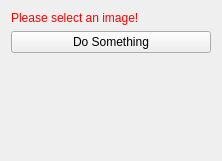
Before: the Qt Designer form src/Plugins/org.vtt.myplugin/src/internal/VttViewControls.ui in zhang-heng/v23, drawn with Qt 5.
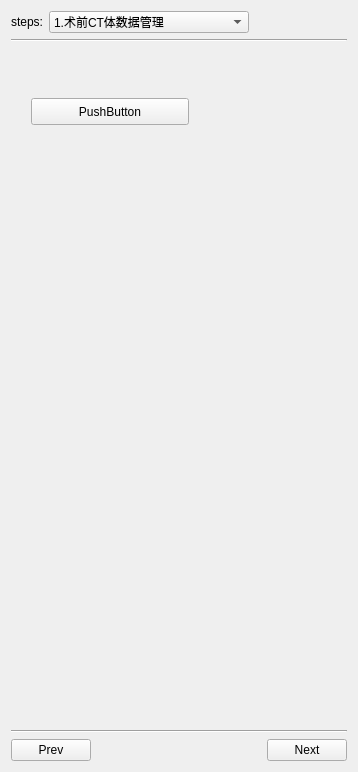
After: the same form once the commit is applied.

```diff
--- a/src/Plugins/org.vtt.myplugin/src/internal/VttViewControls.ui
+++ b/src/Plugins/org.vtt.myplugin/src/internal/VttViewControls.ui
@@ -6,8 +6,8 @@
    <rect>
     <x>0</x>
     <y>0</y>
-    <width>222</width>
-    <height>161</height>
+    <width>358</width>
+    <height>772</height>
    </rect>
   </property>
   <property name="minimumSize">
@@ -21,40 +21,119 @@
   </property>
   <layout class="QVBoxLayout" name="verticalLayout">
    <item>
-    <widget class="QLabel" name="labelWarning">
-     <property name="styleSheet">
-      <string notr="true">QLabel { color: rgb(255, 0, 0) }</string>
+    <layout class="QHBoxLayout" name="horizontalLayout_2">
+     <item>
+      <widget class="QLabel" name="label">
+       <property name="text">
+        <string>steps:</string>
+       </property>
+      </widget>
+     </item>
+     <item>
+      <widget class="QComboBox" name="comboBoxSteps">
+       <property name="minimumSize">
+        <size>
+         <width>200</width>
+         <height>0</height>
+        </size>
+       </property>
+       <item>
+        <property name="text">
+         <string>1.术前CT体数据管理</string>
+        </property>
+       </item>
+       <item>
+        <property name="text">
+         <string>2.术中X-ray图像管理</string>
+        </property>
+       </item>
+       <item>
+        <property name="text">
+         <string>3.导航处理</string>
+        </property>
+       </item>
+      </widget>
+     </item>
+     <item>
+      <spacer name="horizontalSpacer">
+       <property name="orientation">
+        <enum>Qt::Horizontal</enum>
+       </property>
+       <property name="sizeHint" stdset="0">
+        <size>
+         <width>40</width>
+         <height>20</height>
+        </size>
+       </property>
+      </spacer>
+     </item>
+    </layout>
+   </item>
+   <item>
+    <widget class="Line" name="line">
+     <property name="orientation">
+      <enum>Qt::Horizontal</enum>
      </property>
-     <property name="text">
-      <string>Please select an image!</string>
-     </property>
     </widget>
    </item>
    <item>
-    <widget class="QPushButton" name="buttonPerformImageProcessing">
-     <property name="toolTip">
-      <string>Do image processing</string>
-     </property>
-     <property name="text">
-      <string>Do Something</string>
-     </property>
+    <widget class="QStackedWidget" name="stackedWidget">
+     <widget class="QWidget" name="page_1">
+      <widget class="QPushButton" name="ButtonImport">
+       <property name="geometry">
+        <rect>
+         <x>20</x>
+         <y>50</y>
+         <width>158</width>
+         <height>27</height>
+        </rect>
+       </property>
+       <property name="text">
+        <string>PushButton</string>
+       </property>
+      </widget>
+     </widget>
+     <widget class="QWidget" name="page_2"/>
+     <widget class="QWidget" name="page_3"/>
     </widget>
    </item>
    <item>
-    <spacer name="spacer1">
+    <widget class="Line" name="line_2">
      <property name="orientation">
-      <enum>Qt::Vertical</enum>
+      <enum>Qt::Horizontal</enum>
      </property>
-     <property name="sizeType">
-      <enum>QSizePolicy::Expanding</enum>
-     </property>
-     <property name="sizeHint" stdset="0">
-      <size>
-       <width>20</width>
-       <height>220</height>
-      </size>
-     </property>
-    </spacer>
+    </widget>
+   </item>
+   <item>
+    <layout class="QHBoxLayout" name="horizontalLayout_3">
+     <item>
+      <widget class="QPushButton" name="ButtonPrev">
+       <property name="text">
+        <string>Prev</string>
+       </property>
+      </widget>
+     </item>
+     <item>
+      <spacer name="horizontalSpacer_2">
+       <property name="orientation">
+        <enum>Qt::Horizontal</enum>
+       </property>
+       <property name="sizeHint" stdset="0">
+        <size>
+         <width>40</width>
+         <height>20</height>
+        </size>
+       </property>
+      </spacer>
+     </item>
+     <item>
+      <widget class="QPushButton" name="ButtonNext">
+       <property name="text">
+        <string>Next</string>
+       </property>
+      </widget>
+     </item>
+    </layout>
    </item>
   </layout>
  </widget>
```
